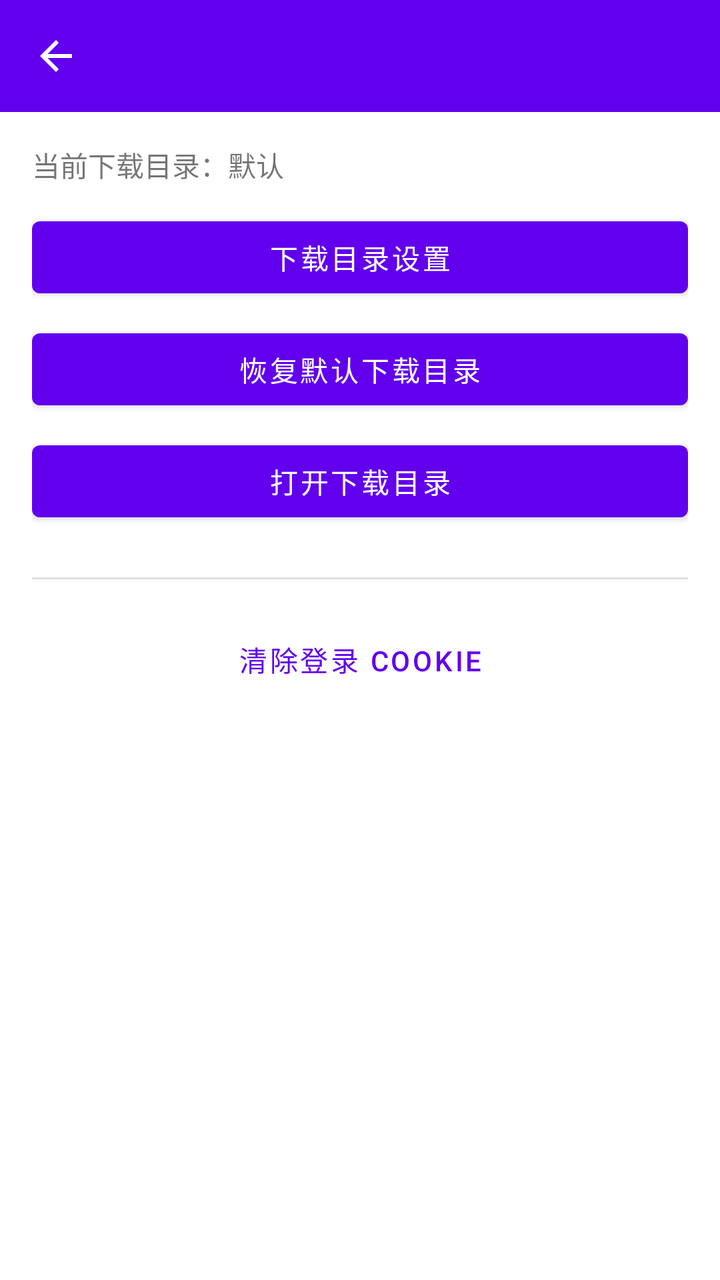
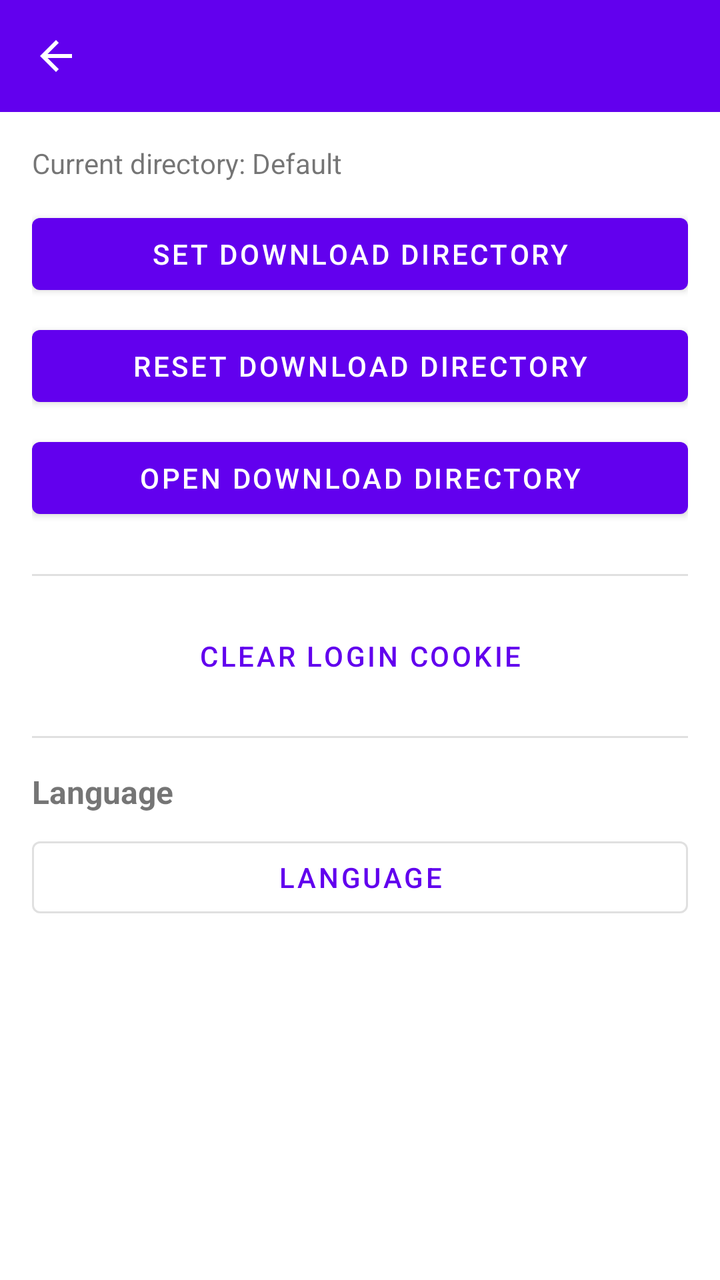

Two renders of the same Android screen: before a commit and after it. Below are the layout's source before the change and the commit's diff.
<!-- AndroidManifest.xml: application theme Theme.TumblrDownloader -->
<!-- res/layout/activity_settings.xml -->
<?xml version="1.0" encoding="utf-8"?>
<LinearLayout
    xmlns:android="http://schemas.android.com/apk/res/android"
    xmlns:app="http://schemas.android.com/apk/res-auto"
    android:layout_width="match_parent"
    android:layout_height="match_parent"
    android:orientation="vertical">

    <com.google.android.material.appbar.MaterialToolbar
        android:id="@+id/toolbar"
        android:layout_width="match_parent"
        android:layout_height="?attr/actionBarSize"
        android:background="?attr/colorPrimary"
        android:theme="@style/ThemeOverlay.MaterialComponents.Dark.ActionBar"
        app:popupTheme="@style/ThemeOverlay.MaterialComponents.Light"
        app:navigationIcon="?attr/homeAsUpIndicator" />

    <ScrollView
        android:layout_width="match_parent"
        android:layout_height="match_parent"
        android:padding="16dp">

        <LinearLayout
            android:layout_width="match_parent"
            android:layout_height="wrap_content"
            android:orientation="vertical">

            <TextView
                android:id="@+id/tvDownloadDirectory"
                android:layout_width="match_parent"
                android:layout_height="wrap_content"
                android:layout_marginBottom="12dp"
                android:text="@string/download_directory_display_placeholder"
                android:textSize="14sp" />

            <com.google.android.material.button.MaterialButton
                android:id="@+id/btnChooseDownloadDir"
                android:layout_width="match_parent"
                android:layout_height="wrap_content"
                android:text="@string/select_download_directory"
                android:layout_marginBottom="8dp" />

            <com.google.android.material.button.MaterialButton
                android:id="@+id/btnResetDownloadDir"
                android:layout_width="match_parent"
                android:layout_height="wrap_content"
                android:text="@string/reset_download_directory"
                android:layout_marginBottom="8dp" />

            <com.google.android.material.button.MaterialButton
                android:id="@+id/btnOpenDownloadDir"
                android:layout_width="match_parent"
                android:layout_height="wrap_content"
                android:text="@string/open_download_directory"
                android:layout_marginBottom="24dp" />

            <View
                android:layout_width="match_parent"
                android:layout_height="1dp"
                android:background="?android:attr/listDivider"
                android:layout_marginBottom="16dp" />

            <com.google.android.material.button.MaterialButton
                android:id="@+id/btnClearCookies"
                android:layout_width="match_parent"
                android:layout_height="wrap_content"
                android:text="@string/clear_cookie"
                style="@style/Widget.MaterialComponents.Button.TextButton" />

        </LinearLayout>

    </ScrollView>

</LinearLayout>
<!-- resources referenced by this layout -->
<resources>
  <string name="clear_cookie">清除登录 Cookie</string>
  <string name="download_directory_display_placeholder">当前下载目录：默认</string>
  <string name="open_download_directory">打开下载目录</string>
  <string name="reset_download_directory">恢复默认下载目录</string>
  <string name="select_download_directory">下载目录设置</string>
  <style name="Theme.TumblrDownloader" parent="Theme.MaterialComponents.DayNight.NoActionBar">
          <item name="colorPrimary">@color/purple_500</item>
          <item name="colorPrimaryVariant">@color/purple_700</item>
          <item name="colorOnPrimary">@color/white</item>
          <item name="colorSecondary">@color/teal_200</item>
          <item name="colorSecondaryVariant">@color/teal_700</item>
          <item name="colorOnSecondary">@color/black</item>
          <item name="android:statusBarColor">?attr/colorPrimaryVariant</item>
      </style>
  <color name="purple_500">#FF6200EE</color>
  <color name="purple_700">#FF3700B3</color>
  <color name="white">#FFFFFFFF</color>
  <color name="teal_200">#FF03DAC5</color>
  <color name="teal_700">#FF018786</color>
  <color name="black">#FF000000</color>
</resources>

<!-- the commit's change to res/layout/activity_settings.xml (unified diff, before → after) -->
@@ -67,6 +67,28 @@
                 android:text="@string/clear_cookie"
                 style="@style/Widget.MaterialComponents.Button.TextButton" />
 
+            <View
+                android:layout_width="match_parent"
+                android:layout_height="1dp"
+                android:background="?android:attr/listDivider"
+                android:layout_marginTop="16dp"
+                android:layout_marginBottom="16dp" />
+
+            <TextView
+                android:layout_width="match_parent"
+                android:layout_height="wrap_content"
+                android:text="@string/settings_language"
+                android:textSize="16sp"
+                android:textStyle="bold"
+                android:layout_marginBottom="8dp" />
+
+            <com.google.android.material.button.MaterialButton
+                android:id="@+id/btnLanguage"
+                android:layout_width="match_parent"
+                android:layout_height="wrap_content"
+                android:text="@string/settings_language"
+                style="@style/Widget.MaterialComponents.Button.OutlinedButton" />
+
         </LinearLayout>
 
     </ScrollView>
<!-- resource entries referenced after the edit -->
@@ -1,10 +1,11 @@
 <!-- resources referenced by this layout -->
 <resources>
-  <string name="clear_cookie">清除登录 Cookie</string>
-  <string name="download_directory_display_placeholder">当前下载目录：默认</string>
-  <string name="open_download_directory">打开下载目录</string>
-  <string name="reset_download_directory">恢复默认下载目录</string>
-  <string name="select_download_directory">下载目录设置</string>
+  <string name="clear_cookie">Clear login cookie</string>
+  <string name="download_directory_display_placeholder">Current directory: Default</string>
+  <string name="open_download_directory">Open download directory</string>
+  <string name="reset_download_directory">Reset download directory</string>
+  <string name="select_download_directory">Set download directory</string>
+  <string name="settings_language">Language</string>
   <style name="Theme.TumblrDownloader" parent="Theme.MaterialComponents.DayNight.NoActionBar">
           <item name="colorPrimary">@color/purple_500</item>
           <item name="colorPrimaryVariant">@color/purple_700</item>
